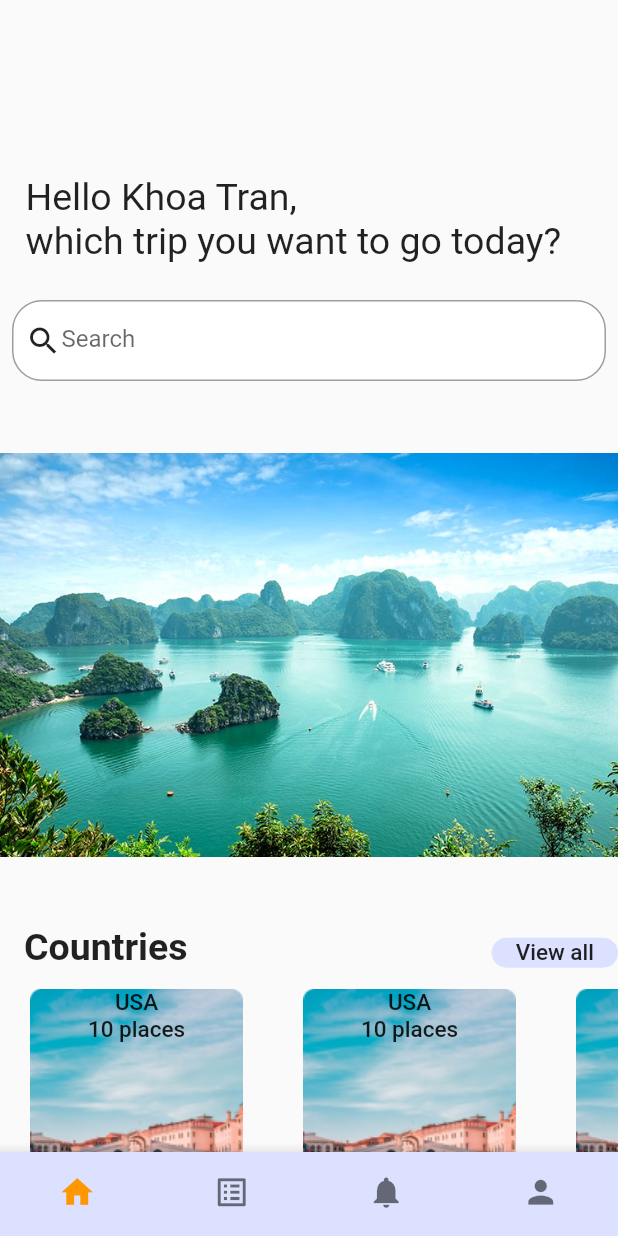
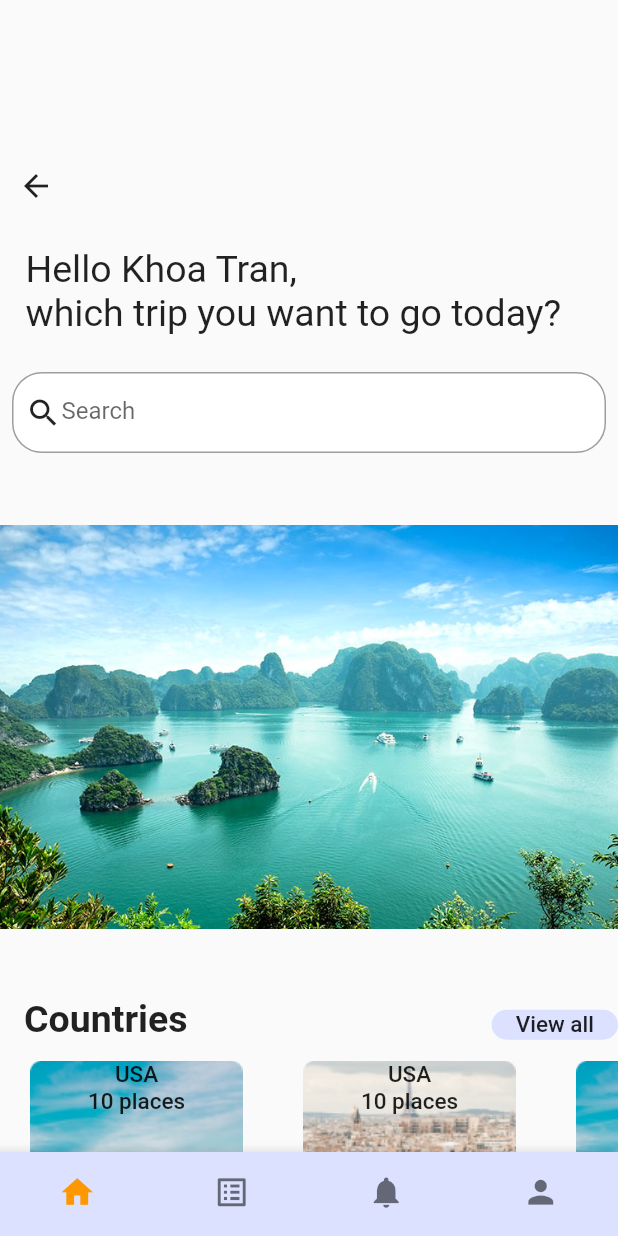
Before and after one commit to phkhanhtrinh23/livel_application, a Flutter app: the HomePage screen opened directly, after a tap on "Home Screen", on a phone screen of 412 x 824 dp. Run offline on Flutter 3.47's test engine with Material 2 defaults, Android fonts, the phone set to English and light mode, and no system bars; our stand-ins replace firebase_auth, firebase_core, flutter_signin_button, google_sign_in, permission_handler; missing offline and left inert: agora_rtc_engine; accounts and stored records are empty.

```diff
--- a/lib/home_screens/HomeScreen.dart
+++ b/lib/home_screens/HomeScreen.dart
@@ -1,16 +1,85 @@
 import 'package:flutter/material.dart';
-import 'package:livel_application/home_screens/components/nav_bar.dart';
+import 'package:livel_application/home_screens/components/home.dart';
 
-class HomeScreen extends StatelessWidget {
+class HomeScreen extends StatefulWidget {
+  HomeScreen({Key key}) : super(key: key);
+
+  @override
+  _HomeScreen createState() => _HomeScreen();
+}
+
+class _HomeScreen extends State<HomeScreen> {
+  int _selectedIndex = 0;
+  static const TextStyle optionStyle =
+      TextStyle(fontSize: 30, fontWeight: FontWeight.bold);
+  List<Widget> _widgetOptions = <Widget>[
+    //TODO: Route is here!
+    MainHome(),
+    Text(
+      'Index 1: User',
+      style: optionStyle,
+    ),
+    Text(
+      'Index 1: User',
+      style: optionStyle,
+    ),
+    Text(
+      'Index 1: User',
+      style: optionStyle,
+    ),
+  ];
+
   @override
   Widget build(BuildContext context) {
-    return MaterialApp(
-      debugShowCheckedModeBanner: false,
-      theme: ThemeData(
-        primarySwatch: Colors.blue,
-        visualDensity: VisualDensity.adaptivePlatformDensity,
+    return Scaffold(
+      body: _widgetOptions.elementAt(_selectedIndex),
+      bottomNavigationBar: BottomAppBar(
+        child: BottomNavigationBar(
+          type: BottomNavigationBarType.fixed,
+          iconSize: 25,
+          showSelectedLabels: false,
+          showUnselectedLabels: false,
+          items: const <BottomNavigationBarItem>[
+            BottomNavigationBarItem(
+              icon: Icon(Icons.home),
+              label: 'Home',
+            ),
+            BottomNavigationBarItem(
+              icon: Icon(Icons.list_alt),
+              label: 'List',
+            ),
+            BottomNavigationBarItem(
+              icon: Icon(Icons.notifications),
+              label: 'Notification',
+            ),
+            BottomNavigationBarItem(
+              icon: Icon(Icons.person),
+              label: 'User',
+            ),
+          ],
+          currentIndex: _selectedIndex,
+          selectedItemColor: Colors.orange,
+          onTap: (value) {
+            setState(() {
+              _selectedIndex = value;
+            });
+          },
+          backgroundColor: Color(0xFFDBE1FF),
+        ),
+        // clipBehavior: Clip.antiAliasWithSaveLayer,
+        // shape: CircularNotchedRectangle(),
       ),
-      home: NavBar(),
+      // floatingActionButton: FloatingActionButton(
+      //   onPressed: () {
+      //     Navigator.push(context,
+      //         MaterialPageRoute(builder: (BuildContext context) => HomeMain()));
+      //   },
+      //   child: Icon(
+      //     Icons.search,
+      //   ),
+      //   elevation: 4.0,
+      // ),
+      // floatingActionButtonLocation: FloatingActionButtonLocation.centerDocked,
     );
   }
 }
--- a/lib/home_screens/components/available_elements.dart
+++ b/lib/home_screens/components/available_elements.dart
@@ -36,6 +36,7 @@ class AvailableElement extends StatelessWidget {
               height: 200,
             ),
             Container(
+              color: Color(0xFFDBE1FF),
               width: 208,
               height: 30,
               child: Text(
--- a/lib/home_screens/components/home.dart
+++ b/lib/home_screens/components/home.dart
@@ -12,6 +12,15 @@ class MainHome extends StatelessWidget {
     return ListView(
       padding: const EdgeInsets.only(top: 100),
       children: <Widget>[
+        Container(
+          alignment: Alignment.topLeft,
+          child: IconButton(
+            icon: Icon(Icons.arrow_back),
+            onPressed: () {
+              Navigator.pop(context);
+            },
+          ),
+        ),
         Padding(
           padding: const EdgeInsets.all(17.0),
           child: Text(
@@ -43,9 +52,6 @@ class MainHome extends StatelessWidget {
                     hintText: 'Search',
                     enabledBorder: InputBorder.none,
                     focusedBorder: InputBorder.none,
-                    // surffix isn't working properly  with SVG
-                    // thats why we use row
-                    // suffixIcon: SvgPicture.asset("assets/icons/search.svg"),
                   ),
                 ),
               ),
@@ -100,7 +106,7 @@ class MainHome extends StatelessWidget {
                 number: 10,
               ),
               TripElement(
-                image: 'images/usa.png',
+                image: 'images/uk.png',
                 name: 'USA',
                 number: 10,
               ),
@@ -110,7 +116,7 @@ class MainHome extends StatelessWidget {
                 number: 10,
               ),
               TripElement(
-                image: 'images/usa.png',
+                image: 'images/uk.png',
                 name: 'USA',
                 number: 10,
               ),
--- a/lib/home_screens/components/nav_bar.dart
+++ /dev/null
@@ -1,86 +0,0 @@
-import 'package:flutter/material.dart';
-import 'package:livel_application/home_screens/components/home.dart';
-// import 'package:livel_application/log_in_screens/HomeMain.dart';
-
-class NavBar extends StatefulWidget {
-  NavBar({Key key}) : super(key: key);
-
-  @override
-  _NavBar createState() => _NavBar();
-}
-
-class _NavBar extends State<NavBar> {
-  int _selectedIndex = 0;
-  static const TextStyle optionStyle =
-      TextStyle(fontSize: 30, fontWeight: FontWeight.bold);
-  List<Widget> _widgetOptions = <Widget>[
-    //TODO: Route is here!
-    MainHome(),
-    Text(
-      'Index 1: User',
-      style: optionStyle,
-    ),
-    Text(
-      'Index 1: User',
-      style: optionStyle,
-    ),
-    Text(
-      'Index 1: User',
-      style: optionStyle,
-    ),
-  ];
-
-  @override
-  Widget build(BuildContext context) {
-    return Scaffold(
-      body: _widgetOptions.elementAt(_selectedIndex),
-      bottomNavigationBar: BottomAppBar(
-        child: BottomNavigationBar(
-          type: BottomNavigationBarType.fixed,
-          iconSize: 25,
-          showSelectedLabels: false,
-          showUnselectedLabels: false,
-          items: const <BottomNavigationBarItem>[
-            BottomNavigationBarItem(
-              icon: Icon(Icons.home),
-              label: 'Home',
-            ),
-            BottomNavigationBarItem(
-              icon: Icon(Icons.list_alt),
-              label: 'List',
-            ),
-            BottomNavigationBarItem(
-              icon: Icon(Icons.notifications),
-              label: 'Notification',
-            ),
-            BottomNavigationBarItem(
-              icon: Icon(Icons.person),
-              label: 'User',
-            ),
-          ],
-          currentIndex: _selectedIndex,
-          selectedItemColor: Colors.orange,
-          onTap: (value) {
-            setState(() {
-              _selectedIndex = value;
-            });
-          },
-          backgroundColor: Color(0xFFDBE1FF),
-        ),
-        // clipBehavior: Clip.antiAliasWithSaveLayer,
-        // shape: CircularNotchedRectangle(),
-      ),
-      // floatingActionButton: FloatingActionButton(
-      //   onPressed: () {
-      //     Navigator.push(context,
-      //         MaterialPageRoute(builder: (BuildContext context) => HomeMain()));
-      //   },
-      //   child: Icon(
-      //     Icons.search,
-      //   ),
-      //   elevation: 4.0,
-      // ),
-      // floatingActionButtonLocation: FloatingActionButtonLocation.centerDocked,
-    );
-  }
-}
--- a/lib/log_in_screens/components/HomePage.dart
+++ b/lib/log_in_screens/components/HomePage.dart
@@ -44,7 +44,6 @@ class HomePage extends StatelessWidget {
             RaisedButton(
               textColor: Colors.red,
               onPressed: () {
-                context.read<AuthenticationService>().signOut();
                 Navigator.push(
                   context,
                   MaterialPageRoute(builder: (context) => HomeScreen()),
```
Also changed, not shown: lib/home_screens/components/countries_elements.dart (+34 -2 lines), lib/trip_content/components/main_screen.dart (+20 -31 lines), lib/trip_content/trip_main.dart (+11 -6 lines), lib/trip_screen/components/each_place.dart (added, +73 -0 lines), lib/trip_screen/trip_screen.dart (added, +51 -0 lines), pubspec.yaml (+5 -2 lines), images/1.png (added), images/2.png (added), images/3.png (added), images/place.png (added), images/uk.png (added).
